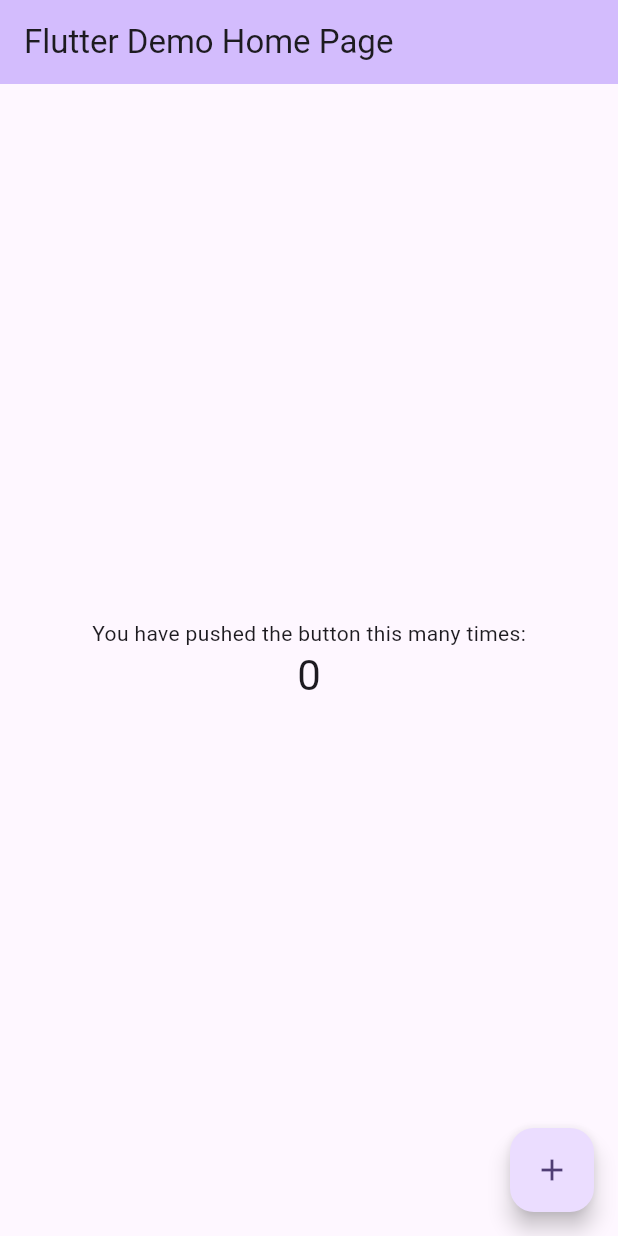
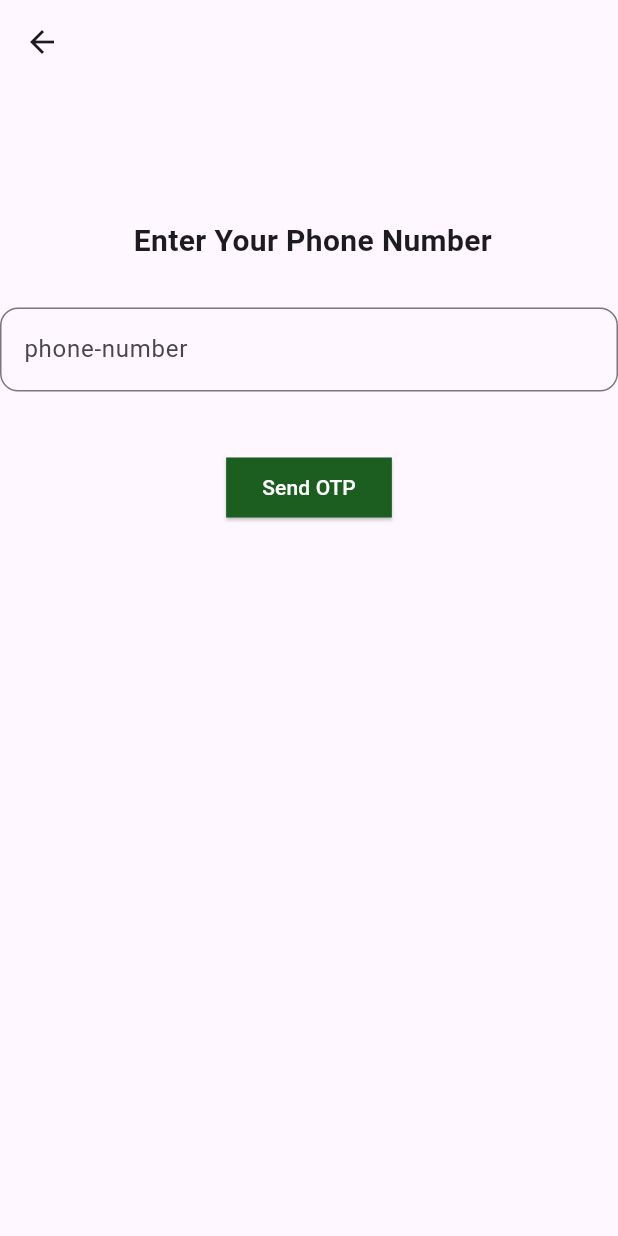
Before and after one commit to PriyadhaPrakash/Fishy, a Flutter app: the screen it shows after launch, on a phone screen of 412 x 824 dp. Run offline on Flutter 3.47's test engine with Material 3 defaults, Android fonts, the phone set to English and light mode, and no system bars.

Commit message:
Added Phone Login Page

```diff
--- a/lib/Phone_number.dart
+++ b/lib/Phone_number.dart
@@ -0,0 +1,57 @@
+import 'package:flutter/material.dart';
+
+class PhoneNumber extends StatefulWidget {
+  const PhoneNumber({super.key});
+
+  @override
+  State<PhoneNumber> createState() => _PhoneNumberState();
+}
+
+class _PhoneNumberState extends State<PhoneNumber> {
+  final TextEditingController phoneController = TextEditingController();
+  @override
+  Widget build(BuildContext context) {
+    return Scaffold(
+      appBar: AppBar(
+        leading: IconButton(
+          icon: const Icon(Icons.arrow_back),
+          onPressed: () {},
+        ),
+      ),
+      body: Column(
+        children: [
+          Padding(
+            padding: const EdgeInsets.only(top: 90, left: 5),
+            child: Text(
+              "Enter Your Phone Number",
+              style: TextStyle(fontSize: 20, fontWeight: FontWeight.bold),
+            ),
+          ),
+          SizedBox(height: 30.0),
+          TextField(
+            controller: phoneController,
+            keyboardType: TextInputType.phone,
+            decoration: InputDecoration(
+              hintText: "phone-number",
+              border: OutlineInputBorder(
+                borderRadius: BorderRadius.circular(12),
+              ),
+            ),
+          ),   const SizedBox(height: 40),
+          ElevatedButton(
+            style: ElevatedButton.styleFrom(
+              backgroundColor: Colors.green.shade900, // button color
+              foregroundColor: Colors.white, // text/icon color
+              shape: RoundedRectangleBorder(
+                borderRadius: BorderRadius.zero,
+                //borderRadius: BorderRadius.zero, //Rectangular border
+              ),
+            ),
+            onPressed: () {},
+            child: const Text('Send OTP'),
+          ),
+        ],
+      ),
+    );
+  }
+}
--- a/lib/main.dart
+++ b/lib/main.dart
@@ -1,3 +1,4 @@
+import 'package:fishy/Phone_number.dart';
 import 'package:flutter/material.dart';
 
 void main() {
@@ -10,7 +11,7 @@ class MyApp extends StatelessWidget {
   // This widget is the root of your application.
   @override
   Widget build(BuildContext context) {
-    return MaterialApp(
+    return MaterialApp(debugShowCheckedModeBanner: false,
       title: 'Flutter Demo',
       theme: ThemeData(
         // This is the theme of your application.
@@ -30,93 +31,7 @@ class MyApp extends StatelessWidget {
         // tested with just a hot reload.
         colorScheme: ColorScheme.fromSeed(seedColor: Colors.deepPurple),
       ),
-      home: const MyHomePage(title: 'Flutter Demo Home Page'),
+      home:PhoneNumber()
     );
   }
 }
-
-class MyHomePage extends StatefulWidget {
-  const MyHomePage({super.key, required this.title});
-
-  // This widget is the home page of your application. It is stateful, meaning
-  // that it has a State object (defined below) that contains fields that affect
-  // how it looks.
-
-  // This class is the configuration for the state. It holds the values (in this
-  // case the title) provided by the parent (in this case the App widget) and
-  // used by the build method of the State. Fields in a Widget subclass are
-  // always marked "final".
-
-  final String title;
-
-  @override
-  State<MyHomePage> createState() => _MyHomePageState();
-}
-
-class _MyHomePageState extends State<MyHomePage> {
-  int _counter = 0;
-
-  void _incrementCounter() {
-    setState(() {
-      // This call to setState tells the Flutter framework that something has
-      // changed in this State, which causes it to rerun the build method below
-      // so that the display can reflect the updated values. If we changed
-      // _counter without calling setState(), then the build method would not be
-      // called again, and so nothing would appear to happen.
-      _counter++;
-    });
-  }
-
-  @override
-  Widget build(BuildContext context) {
-    // This method is rerun every time setState is called, for instance as done
-    // by the _incrementCounter method above.
-    //
-    // The Flutter framework has been optimized to make rerunning build methods
-    // fast, so that you can just rebuild anything that needs updating rather
-    // than having to individually change instances of widgets.
-    return Scaffold(
-      appBar: AppBar(
-        // TRY THIS: Try changing the color here to a specific color (to
-        // Colors.amber, perhaps?) and trigger a hot reload to see the AppBar
-        // change color while the other colors stay the same.
-        backgroundColor: Theme.of(context).colorScheme.inversePrimary,
-        // Here we take the value from the MyHomePage object that was created by
-        // the App.build method, and use it to set our appbar title.
-        title: Text(widget.title),
-      ),
-      body: Center(
-        // Center is a layout widget. It takes a single child and positions it
-        // in the middle of the parent.
-        child: Column(
-          // Column is also a layout widget. It takes a list of children and
-          // arranges them vertically. By default, it sizes itself to fit its
-          // children horizontally, and tries to be as tall as its parent.
-          //
-          // Column has various properties to control how it sizes itself and
-          // how it positions its children. Here we use mainAxisAlignment to
-          // center the children vertically; the main axis here is the vertical
-          // axis because Columns are vertical (the cross axis would be
-          // horizontal).
-          //
-          // TRY THIS: Invoke "debug painting" (choose the "Toggle Debug Paint"
-          // action in the IDE, or press "p" in the console), to see the
-          // wireframe for each widget.
-          mainAxisAlignment: MainAxisAlignment.center,
-          children: <Widget>[
-            const Text('You have pushed the button this many times:'),
-            Text(
-              '$_counter',
-              style: Theme.of(context).textTheme.headlineMedium,
-            ),
-          ],
-        ),
-      ),
-      floatingActionButton: FloatingActionButton(
-        onPressed: _incrementCounter,
-        tooltip: 'Increment',
-        child: const Icon(Icons.add),
-      ), // This trailing comma makes auto-formatting nicer for build methods.
-    );
-  }
-}
```
